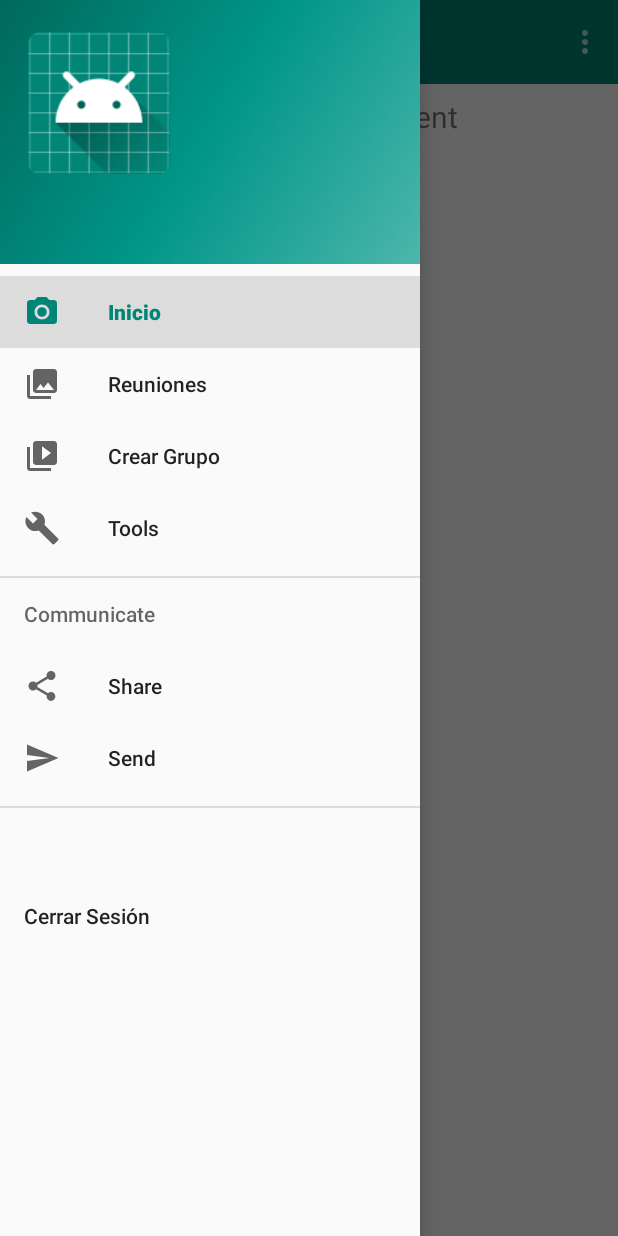
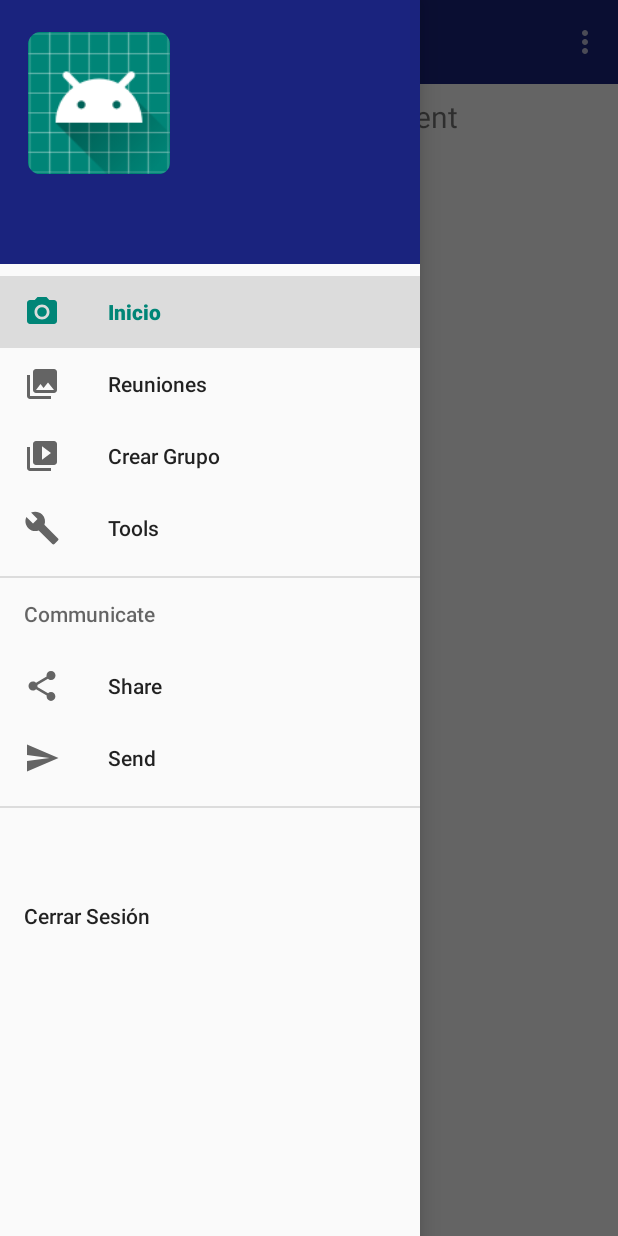
Before and after one commit to sosquad/SafeTeam, an Android app: the MainActivity screen opened directly, with no data from a screen before it, with the side drawer open, on a phone screen of 412 x 824 dp. Run offline under Robolectric (Android 15) with nearby library versions, the phone set to English and light mode, and no system bars; our stand-ins replace Firebase (no records; nobody signed in at launch, a user with empty details on screens opened directly), navigation-ui; 2 statements that could not run were skipped.

Commit message:
Pequeña mejora [notch friendly]

```diff
--- a/app/src/main/java/com/my/safeteam/LoginActivity.java
+++ b/app/src/main/java/com/my/safeteam/LoginActivity.java
@@ -46,10 +46,12 @@ public class LoginActivity extends AppCompatActivity {
     GoogleSignInClient mGoogleSignInClient;
     SignInButton signInButton;
     private final int RC_SIGN_IN = 1;
+
     @Override
     protected void onCreate(Bundle savedInstanceState) {
         super.onCreate(savedInstanceState);
         setContentView(R.layout.activity_login);
+
         FirebaseApp.initializeApp(this);
         mAuth = FirebaseAuth.getInstance();
         FacebookSdk.sdkInitialize(getApplicationContext());
--- a/app/src/main/java/com/my/safeteam/MainActivity.java
+++ b/app/src/main/java/com/my/safeteam/MainActivity.java
@@ -10,10 +10,18 @@ import android.view.WindowManager;
 import android.widget.ImageView;
 import android.widget.TextView;
 
+import androidx.annotation.NonNull;
+import androidx.appcompat.app.AppCompatActivity;
+import androidx.appcompat.widget.Toolbar;
+import androidx.core.view.GravityCompat;
+import androidx.drawerlayout.widget.DrawerLayout;
+import androidx.navigation.NavController;
+import androidx.navigation.Navigation;
+import androidx.navigation.ui.NavigationUI;
+
 import com.bumptech.glide.Glide;
 import com.bumptech.glide.request.RequestOptions;
 import com.google.android.gms.auth.api.signin.GoogleSignIn;
-import com.google.android.gms.auth.api.signin.GoogleSignInAccount;
 import com.google.android.gms.auth.api.signin.GoogleSignInClient;
 import com.google.android.gms.auth.api.signin.GoogleSignInOptions;
 import com.google.android.gms.tasks.OnCompleteListener;
@@ -28,17 +36,8 @@ import com.google.firebase.database.ValueEventListener;
 import com.google.gson.Gson;
 import com.my.safeteam.DB.User;
 
-import androidx.annotation.NonNull;
-import androidx.appcompat.app.AppCompatActivity;
-import androidx.appcompat.widget.Toolbar;
-import androidx.core.view.GravityCompat;
-import androidx.drawerlayout.widget.DrawerLayout;
-import androidx.navigation.NavController;
-import androidx.navigation.Navigation;
-import androidx.navigation.ui.NavigationUI;
 
-
-public class MainActivity extends AppCompatActivity {
+public class MainActivity extends AppCompatActivity implements View.OnSystemUiVisibilityChangeListener {
     //GSON
     private Gson gson = new Gson();
     //LOGED USER
@@ -52,7 +51,6 @@ public class MainActivity extends AppCompatActivity {
     //GOOGLE THINGS
     GoogleSignInOptions gso;
     GoogleSignInClient mGoogleSignInClient;
-    GoogleSignInAccount account;
     ImageView avatar;
     TextView displayName;
     TextView displayEmail;
@@ -60,6 +58,18 @@ public class MainActivity extends AppCompatActivity {
     protected void onCreate(Bundle savedInstanceState) {
         super.onCreate(savedInstanceState);
         setContentView(R.layout.activity_main);
+
+        MainActivity.this.getWindow().getDecorView().setSystemUiVisibility(
+                View.SYSTEM_UI_FLAG_LAYOUT_HIDE_NAVIGATION
+                        | View.SYSTEM_UI_FLAG_LAYOUT_FULLSCREEN
+                        | View.SYSTEM_UI_FLAG_IMMERSIVE_STICKY
+                        | View.SYSTEM_UI_FLAG_IMMERSIVE
+                        | View.SYSTEM_UI_FLAG_LAYOUT_STABLE
+                        | View.SYSTEM_UI_FLAG_LOW_PROFILE
+                        | View.SYSTEM_UI_FLAG_FULLSCREEN
+                        | View.SYSTEM_UI_FLAG_HIDE_NAVIGATION
+        );
+
         gso = new GoogleSignInOptions.Builder(GoogleSignInOptions.DEFAULT_SIGN_IN)
                 .requestEmail()
                 .build();
@@ -157,4 +167,37 @@ public class MainActivity extends AppCompatActivity {
         LoginView.addFlags(Intent.FLAG_ACTIVITY_CLEAR_TOP | Intent.FLAG_ACTIVITY_CLEAR_TASK | Intent.FLAG_ACTIVITY_NEW_TASK);
         startActivity(LoginView);
     }
+
+    @Override
+    public void onSystemUiVisibilityChange(int i) {
+        int mUIFlag = View.SYSTEM_UI_FLAG_LAYOUT_FULLSCREEN;
+        getWindow().getDecorView()
+                .setSystemUiVisibility(mUIFlag);
+    }
+
+    @Override
+    protected void onResume() {
+        if (Build.VERSION.SDK_INT >= 16) {
+            getWindow().getDecorView().setOnSystemUiVisibilityChangeListener(
+                    new View.OnSystemUiVisibilityChangeListener() {
+                        @Override
+                        public void onSystemUiVisibilityChange(int visibility) {
+                            if ((visibility & View.SYSTEM_UI_FLAG_FULLSCREEN) == 0) {
+
+                            } else {
+                                int mUIFlag = View.SYSTEM_UI_FLAG_LAYOUT_FULLSCREEN
+                                        | View.SYSTEM_UI_FLAG_LAYOUT_HIDE_NAVIGATION
+                                        | View.SYSTEM_UI_FLAG_LAYOUT_STABLE
+                                        | View.SYSTEM_UI_FLAG_LOW_PROFILE
+                                        | View.SYSTEM_UI_FLAG_FULLSCREEN
+                                        | View.SYSTEM_UI_FLAG_HIDE_NAVIGATION;
+                                getWindow().getDecorView()
+                                        .setSystemUiVisibility(mUIFlag);
+                            }
+                        }
+                    });
+        }
+
+        super.onResume();
+    }
 }
--- a/app/src/main/res/layout/activity_main.xml
+++ b/app/src/main/res/layout/activity_main.xml
@@ -16,7 +16,7 @@ tools:context=".MainActivity">
         android:id="@+id/toolbar"
         android:layout_width="match_parent"
         android:layout_height="?attr/actionBarSize"
-        android:background="@color/colorPrimary"
+        android:background="@color/colorPrimaryDark"
         android:theme="@style/ThemeOverlay.AppCompat.Dark" />
 
     <fragment
--- a/app/src/main/res/layout/app_bar_main.xml
+++ b/app/src/main/res/layout/app_bar_main.xml
@@ -14,7 +14,7 @@
         <androidx.appcompat.widget.Toolbar
             android:id="@+id/toolbar"
             android:layout_width="match_parent"
-            android:layout_height="?attr/actionBarSize"
+            android:layout_height="match_parent"
             android:background="?attr/colorPrimary"
             app:popupTheme="@style/AppTheme.PopupOverlay" />
 
--- a/app/src/main/res/layout/fragment_tools.xml
+++ b/app/src/main/res/layout/fragment_tools.xml
@@ -9,7 +9,6 @@
         android:layout_width="match_parent"
         android:layout_height="wrap_content"
         android:layout_marginStart="8dp"
-        android:layout_marginTop="8dp"
         android:layout_marginEnd="8dp"
         android:textAlignment="center"
         android:textSize="20sp"
--- a/app/src/main/res/layout/nav_header_main.xml
+++ b/app/src/main/res/layout/nav_header_main.xml
@@ -3,7 +3,7 @@
     xmlns:app="http://schemas.android.com/apk/res-auto"
     android:layout_width="match_parent"
     android:layout_height="@dimen/nav_header_height"
-    android:background="@drawable/side_nav_bar"
+    android:background="@color/colorPrimaryDark"
     android:gravity="bottom"
     android:orientation="vertical"
     android:paddingLeft="@dimen/activity_horizontal_margin"
--- /dev/null
+++ b/app/src/main/res/values-v28/styles.xml
@@ -0,0 +1,22 @@
+<resources>
+    <!-- Base application theme. -->
+    <style name="AppTheme" parent="Theme.AppCompat.Light.DarkActionBar">
+        <!-- Customize your theme here. -->
+        <item name="colorPrimary">@color/colorPrimary</item>
+        <item name="colorPrimaryDark">@color/colorPrimaryDark</item>
+        <item name="colorAccent">@color/colorAccent</item>
+        <item name="android:windowLayoutInDisplayCutoutMode">
+            shortEdges
+        </item>
+    </style>
+
+    <style name="AppTheme.NoActionBar">
+        <item name="windowActionBar">false</item>
+        <item name="windowNoTitle">true</item>
+    </style>
+
+    <style name="AppTheme.AppBarOverlay" parent="ThemeOverlay.AppCompat.Dark.ActionBar" />
+
+    <style name="AppTheme.PopupOverlay" parent="ThemeOverlay.AppCompat.Light" />
+
+</resources>
--- a/app/src/main/res/values/colors.xml
+++ b/app/src/main/res/values/colors.xml
@@ -1,6 +1,6 @@
 <?xml version="1.0" encoding="utf-8"?>
 <resources>
     <color name="colorPrimary">#008577</color>
-    <color name="colorPrimaryDark">#00574B</color>
+    <color name="colorPrimaryDark">#1A237E</color>
     <color name="colorAccent">#D81B60</color>
 </resources>
```
